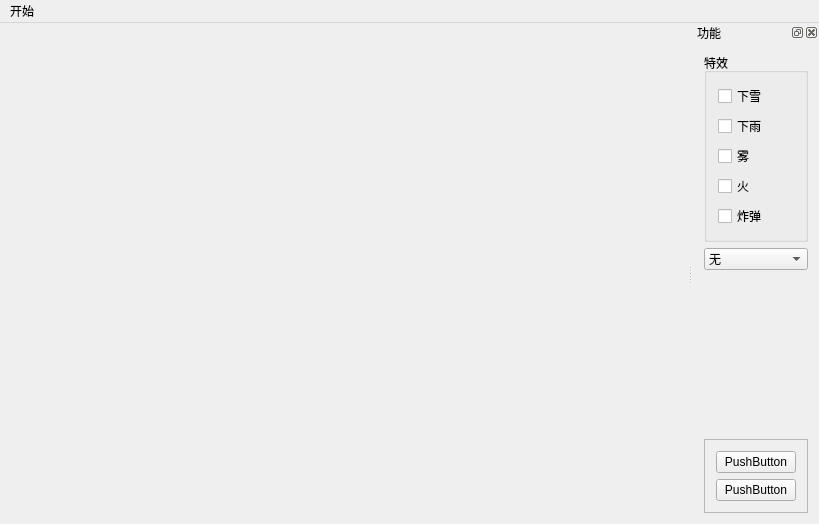
whyzzd/OSG, file OSGEarthWindow/OSGEarthWindow/osgearthwindow.ui: the form before one commit.
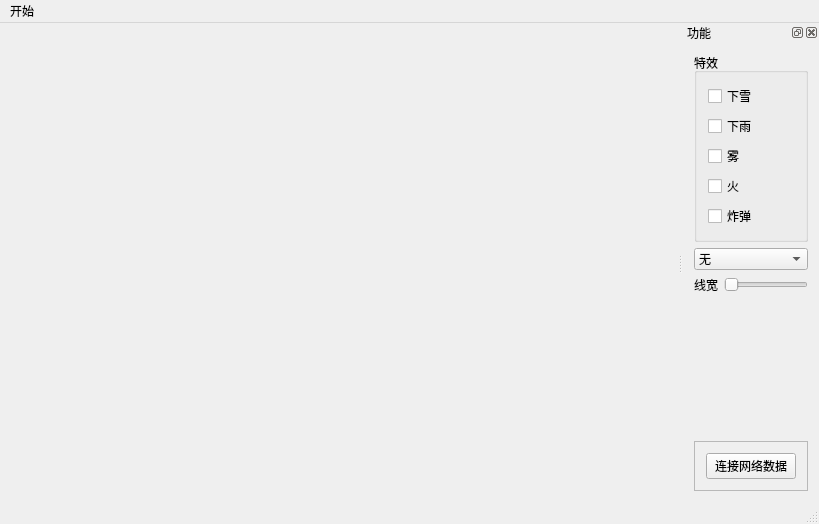
The form after the commit.

The edit to the form file:
```diff
--- a/OSGEarthWindow/OSGEarthWindow/osgearthwindow.ui
+++ b/OSGEarthWindow/OSGEarthWindow/osgearthwindow.ui
@@ -32,6 +32,12 @@
    <addaction name="menuKais"/>
   </widget>
   <widget class="QDockWidget" name="dockWidget">
+   <property name="minimumSize">
+    <size>
+     <width>128</width>
+     <height>354</height>
+    </size>
+   </property>
    <property name="layoutDirection">
     <enum>Qt::LeftToRight</enum>
    </property>
@@ -46,7 +52,7 @@
    </attribute>
    <widget class="QWidget" name="dockWidgetContents">
     <layout class="QGridLayout" name="gridLayout_2">
-     <item row="3" column="0">
+     <item row="4" column="1">
       <widget class="QFrame" name="frame">
        <property name="frameShape">
         <enum>QFrame::StyledPanel</enum>
@@ -58,21 +64,14 @@
         <item row="0" column="0">
          <widget class="QPushButton" name="pushButton">
           <property name="text">
-           <string>PushButton</string>
-          </property>
-         </widget>
-        </item>
-        <item row="1" column="0">
-         <widget class="QPushButton" name="pushButton_2">
-          <property name="text">
-           <string>PushButton</string>
+           <string>连接网络数据</string>
           </property>
          </widget>
         </item>
        </layout>
       </widget>
      </item>
-     <item row="0" column="0">
+     <item row="0" column="1">
       <widget class="QGroupBox" name="groupBox">
        <property name="title">
         <string>特效</string>
@@ -119,26 +118,7 @@
        </layout>
       </widget>
      </item>
-     <item row="1" column="0">
-      <widget class="QComboBox" name="comboBox">
-       <item>
-        <property name="text">
-         <string>无</string>
-        </property>
-       </item>
-       <item>
-        <property name="text">
-         <string>线</string>
-        </property>
-       </item>
-       <item>
-        <property name="text">
-         <string>面</string>
-        </property>
-       </item>
-      </widget>
-     </item>
-     <item row="2" column="0">
+     <item row="3" column="1">
       <spacer name="verticalSpacer_2">
        <property name="orientation">
         <enum>Qt::Vertical</enum>
@@ -151,9 +131,55 @@
        </property>
       </spacer>
      </item>
+     <item row="1" column="1">
+      <widget class="QComboBox" name="comboBox">
+       <item>
+        <property name="text">
+         <string>无</string>
+        </property>
+       </item>
+       <item>
+        <property name="text">
+         <string>绘制线</string>
+        </property>
+       </item>
+       <item>
+        <property name="text">
+         <string>绘制三角形</string>
+        </property>
+       </item>
+       <item>
+        <property name="text">
+         <string>绘制平行四边形</string>
+        </property>
+       </item>
+      </widget>
+     </item>
+     <item row="2" column="1">
+      <layout class="QGridLayout" name="gridLayout_3">
+       <property name="spacing">
+        <number>6</number>
+       </property>
+       <item row="0" column="1" colspan="2">
+        <widget class="QSlider" name="horizontalSlider">
+         <property name="orientation">
+          <enum>Qt::Horizontal</enum>
+         </property>
+        </widget>
+       </item>
+       <item row="0" column="0">
+        <widget class="QLabel" name="label">
+         <property name="text">
+          <string>线宽</string>
+         </property>
+        </widget>
+       </item>
+      </layout>
+     </item>
     </layout>
    </widget>
   </widget>
+  <widget class="QStatusBar" name="statusBar"/>
   <action name="actionExit">
    <property name="text">
     <string>退出</string>
```
